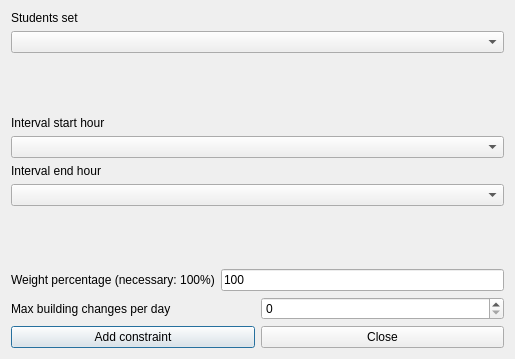
First picture: the form in fet/src/interface/addconstraintstudentssetmaxbuildingchangesperdayinintervalform_template.ui, repository vonmecheln/fet, before the edit.
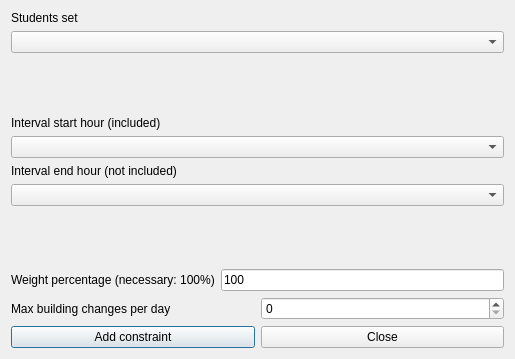
Second picture: the form after the edit.

What changed in the file:
```diff
--- a/fet/src/interface/addconstraintstudentssetmaxbuildingchangesperdayinintervalform_template.ui
+++ b/fet/src/interface/addconstraintstudentssetmaxbuildingchangesperdayinintervalform_template.ui
@@ -74,7 +74,7 @@
         <enum>QFrame::Plain</enum>
        </property>
        <property name="text">
-        <string>Interval start hour</string>
+        <string extracomment="This field refers to a constraint operating on a given hourly interval. The selected start hour of the interval is included (is counted) in the constraint, while the selected end hour of the interval is not included (is not counted) in the constraint.">Interval start hour (included)</string>
        </property>
        <property name="wordWrap">
         <bool>false</bool>
@@ -107,7 +107,7 @@
         <enum>QFrame::Plain</enum>
        </property>
        <property name="text">
-        <string>Interval end hour</string>
+        <string extracomment="This field refers to a constraint operating on a given hourly interval. The selected start hour of the interval is included (is counted) in the constraint, while the selected end hour of the interval is not included (is not counted) in the constraint.">Interval end hour (not included)</string>
        </property>
        <property name="wordWrap">
         <bool>false</bool>
```
